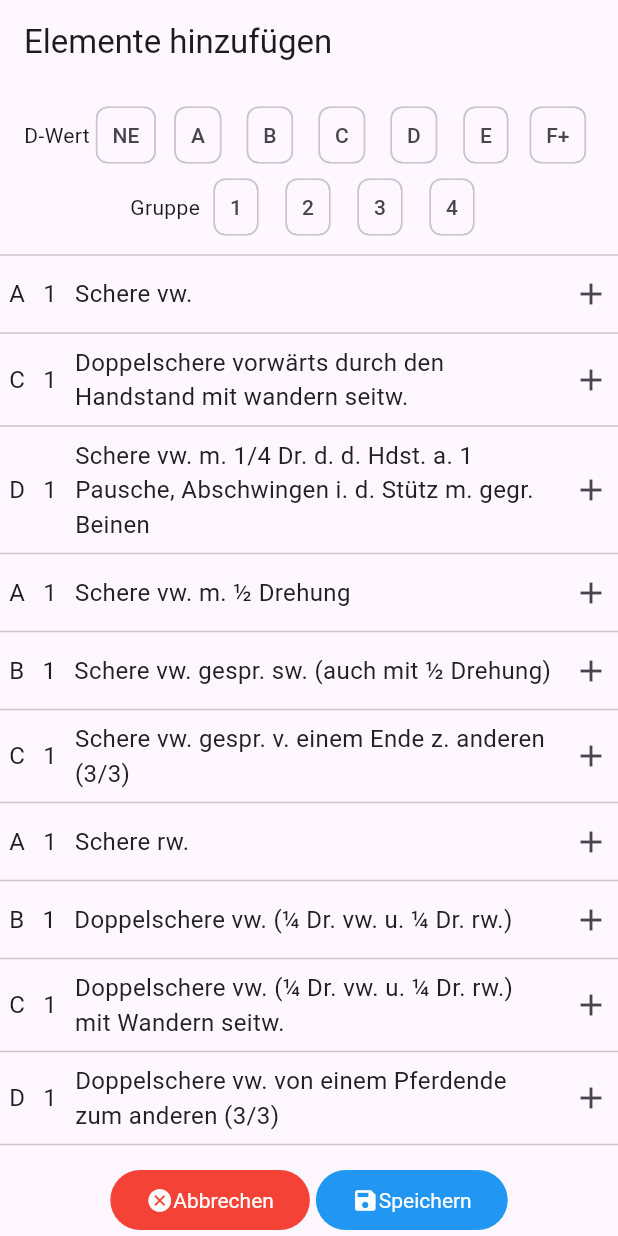
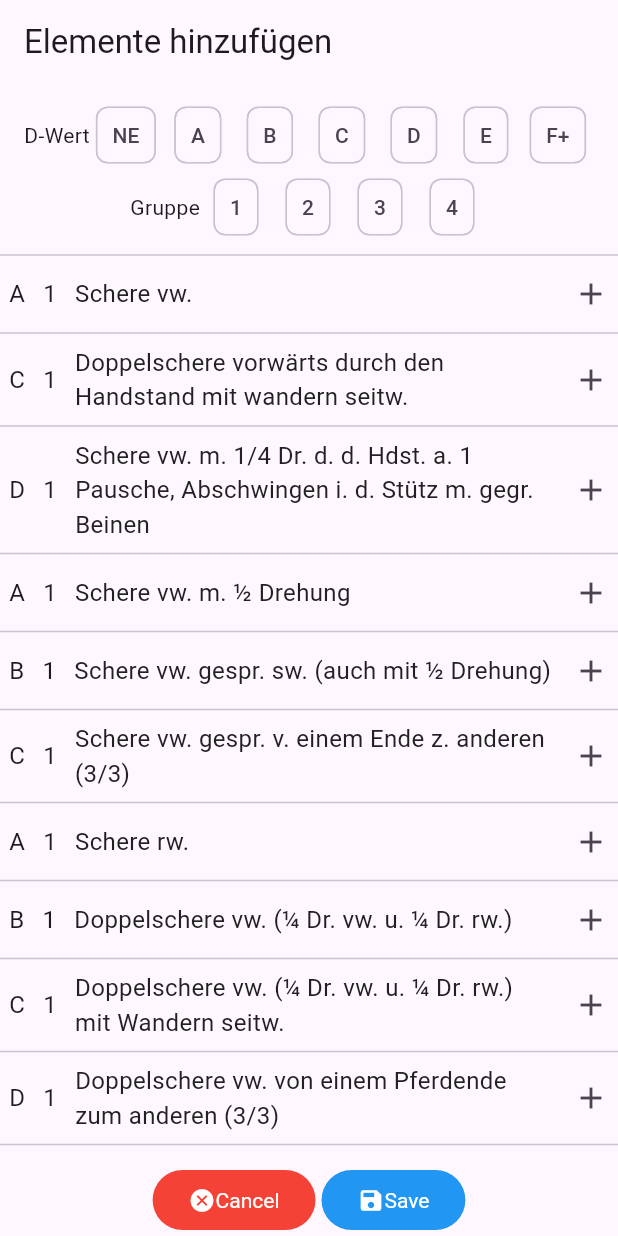
Before and after one commit to Makowe/Gym-Code, a Flutter app: the AddElements screen opened directly, on a phone screen of 412 x 824 dp. Run offline on Flutter 3.47's test engine with Material 3 defaults, Android fonts, the phone set to English and light mode, and no system bars; our stand-ins replace csv, sqflite; accounts and stored records are empty.

Commit message:
implement Multi Language for Buttons and Routine Names.

```diff
--- a/lib/dialogs/rename_routine_dialog.dart
+++ b/lib/dialogs/rename_routine_dialog.dart
@@ -1,4 +1,5 @@
 import 'package:flutter/material.dart';
+import 'package:gym_code/services/vocabulary_service.dart';
 import 'package:gym_code/widgets/button_group.dart';
 
 class RenameRoutineDialog extends StatefulWidget {
@@ -39,9 +40,9 @@ class _RenameRoutineDialogState extends State<RenameRoutineDialog> {
               ),
             ),
             const Expanded(child: SizedBox()),
-            ButtonGroup(buttons: [
-              ButtonSpec(text: "Abbrechen", color: Colors.red, icon: Icons.cancel, onPressed: discard),
-              ButtonSpec(text: "Speichern", color: Colors.blue, icon: Icons.save, onPressed: save),
+            ButtonGroup([
+              ButtonSpec(vocabulary: Vocabulary.cancel, color: Colors.red, icon: Icons.cancel, onPressed: discard),
+              ButtonSpec(vocabulary: Vocabulary.save, color: Colors.blue, icon: Icons.save, onPressed: save),
             ])
           ]
         )
--- a/lib/pages/add_elements.dart
+++ b/lib/pages/add_elements.dart
@@ -1,5 +1,6 @@
 import 'package:flutter/material.dart';
 import 'package:gym_code/classes/routine_element.dart';
+import 'package:gym_code/services/vocabulary_service.dart';
 import 'package:gym_code/widgets/button_group.dart';
 
 import '../services/element_service.dart';
@@ -107,9 +108,9 @@ class _AddElementsState extends State<AddElements> {
                     )
                 ]),
                 ElementListCompact(elements: filteredElements, add: add),
-                ButtonGroup(buttons: [
-                  ButtonSpec(text: "Abbrechen", color: Colors.red, onPressed: cancel, icon: Icons.cancel),
-                  ButtonSpec(text: "Speichern", color: Colors.blue, onPressed: save, icon: Icons.save),
+                ButtonGroup([
+                  ButtonSpec(vocabulary: Vocabulary.cancel, color: Colors.red, onPressed: cancel, icon: Icons.cancel),
+                  ButtonSpec(vocabulary: Vocabulary.save, color: Colors.blue, onPressed: save, icon: Icons.save),
                   ]
                 ),
               ]
--- a/lib/pages/global_settings.dart
+++ b/lib/pages/global_settings.dart
@@ -17,7 +17,7 @@ class _GlobalSettingsState extends State<GlobalSettings> {
 
   @override
   void initState() {
-    getVocabulary("HeadlineSettings").then((String res) {
+    getVocabulary(Vocabulary.settings).then((String res) {
       setState(() {
         settingsString = res;
       });
@@ -67,9 +67,9 @@ class _GlobalSettingsState extends State<GlobalSettings> {
               ],
               ),
               const Expanded(child: SizedBox()),
-              ButtonGroup(buttons: [
-                ButtonSpec(text: "Abbrechen", color: Colors.red, onPressed: cancel, icon: Icons.cancel),
-                ButtonSpec(text: "Speichern", color: Colors.blue, onPressed: save, icon: Icons.save),
+              ButtonGroup([
+                ButtonSpec(vocabulary: Vocabulary.cancel, color: Colors.red, onPressed: cancel, icon: Icons.cancel),
+                ButtonSpec(vocabulary: Vocabulary.save, color: Colors.blue, onPressed: save, icon: Icons.save),
               ])
             ],
           ),
@@ -77,11 +77,11 @@ class _GlobalSettingsState extends State<GlobalSettings> {
   }
 
   void cancel() {
-      Navigator.pop(context, null);
+      Navigator.pop(context, false);
   }
 
   void save() {
     if(selectedLanguage != null) { updateLanguage(selectedLanguage!); }
-    Navigator.pop(context, null);
+    Navigator.pop(context, true);
   }
 }
--- a/lib/services/vocabulary_service.dart
+++ b/lib/services/vocabulary_service.dart
@@ -16,18 +16,48 @@ const Map<String, String> vocabularyFiles = {
   "english": "assets/vocabulary_english.csv"
 };
 
+enum Vocabulary {
+  save('save'),
+  cancel('cancel'),
+  add('add'),
+  delete('delete'),
+  keep('keep'),
+  modify('modify'),
+  close('close'),
+  allRoutines('allRoutines'),
+  settings('settings'),
+  addElements('addElements'),
+  renameRoutine('renameRoutine'),
+  deleteRoutine('deleteRoutine'),
+  language('language'),
+  routine('routine'),
+  unnamedRoutine('unnamedRoutine'),
+  newRoutine('newRoutine'),
+  value('value'),
+  group('group'),
+  dValue('dValue'),
+  totalElements('totalElements'),
+  countedElements('countedElements'),
+  dScore('dScore'),
+  penalty('penalty'),
+  elementsByValue('elementsByValue');
+
+  final String name;
+
+  const Vocabulary(this.name);
+  Future<String> get() async {
+    return getVocabulary(this);
+  }
+}
+
 late Future<Database> futureDb;
 
 Future<void> initVocabularyDb() async {
-  var databasesPath = await
 
-  getDatabasesPath();
-
-  String path = join(databasesPath, databaseName);
+  String path = join(await getDatabasesPath(), databaseName);
 
   // Create the database if it doesn't exist
-  futureDb = openDatabase
-    (
+  futureDb = openDatabase(
       path, version: 1, onCreate: (db, version) async {
     db.execute('''
         CREATE TABLE $tableName (
@@ -39,6 +69,23 @@ Future<void> initVocabularyDb() async {
       ''');
 
     // Insert initial data
+    await _insertInitialData(db: db);
+  });
+  await futureDb;
+
+  // workaround for development. Reinitialize vocabulary on every app start.
+  await _deleteAllData();
+  await _insertInitialData();
+}
+
+Future<void> _deleteAllData() async {
+  Database db = await futureDb;
+  db.delete('vocabulary');
+}
+
+Future<void> _insertInitialData({Database? db}) async {
+  db ??= await futureDb;
+
   for (String language in vocabularyFiles.keys) {
     String content = await rootBundle.loadString(vocabularyFiles[language]!);
     List<List<String>> vocab = const CsvToListConverter(
@@ -55,10 +102,9 @@ Future<void> initVocabularyDb() async {
       });
     }
   }
-  });
 }
 
-Future<String> getVocabulary(String text) async {
+Future<String> getVocabulary(Vocabulary vocabulary) async {
   Database db = await futureDb;
   Language language = getLanguage();
 
@@ -66,7 +112,7 @@ Future<String> getVocabulary(String text) async {
     'vocabulary',
     columns: ['translation'],
     where: 'text = ? AND language = ?',
-    whereArgs: [text, language.name]
+    whereArgs: [vocabulary.name, language.name]
   );
 
   return res[0]['translation'].toString();
--- a/lib/widgets/button_group.dart
+++ b/lib/widgets/button_group.dart
@@ -1,19 +1,69 @@
 import 'package:flutter/material.dart';
+import 'package:gym_code/services/vocabulary_service.dart';
+
+class ButtonState {
+  ButtonState(this.spec);
+
+  final ButtonSpec spec;
+  String text = '';
+}
 
 class ButtonSpec {
-  const ButtonSpec(
-      {required this.text, required this.color, required this.icon, required this.onPressed});
+  ButtonSpec(
+      {required this.vocabulary, required this.color, required this.icon, required this.onPressed});
 
-  final String text;
+  final Vocabulary vocabulary;
   final Function onPressed;
   final Color color;
   final IconData? icon;
 }
 
-class ButtonGroup extends StatelessWidget {
-  const ButtonGroup({super.key, required this.buttons });
+class ButtonGroup extends StatefulWidget {
+  const ButtonGroup(this.buttonSpecs, {super.key, this.refreshTextOnWidgetReload = false});
 
-  final List<ButtonSpec> buttons;
+  final List<ButtonSpec> buttonSpecs;
+
+  // Usually, the Text of the ButtonGroup is loaded during initialization and not changed afterwards.
+  // If a Button is generated before changing language and still exists after changing language,
+  // the text would not be updated. This flag allows text update during lifecycle of Widget.
+  final bool refreshTextOnWidgetReload;
+
+  @override
+  State<ButtonGroup> createState() => _ButtonGroupState();
+}
+
+class _ButtonGroupState extends State<ButtonGroup> {
+  List<ButtonState> buttons = [];
+
+  @override
+  void didUpdateWidget(covariant ButtonGroup oldWidget) {
+    if(widget.refreshTextOnWidgetReload) {
+      loadButtonTexts();
+    }
+    super.didUpdateWidget(oldWidget);
+  }
+
+  @override
+  void initState() {
+    loadButtonTexts();
+    super.initState();
+  }
+
+  void loadButtonTexts() {
+    buttons = [];
+    for(ButtonSpec buttonSpec in widget.buttonSpecs) {
+      ButtonState button = ButtonState(buttonSpec);
+      buttons.add(button);
+
+      // Get button Text from vocabulary service.
+      // When Service responds, update button
+      buttonSpec.vocabulary.get().then((text) {
+        setState(() {
+          button.text = text;
+        });
+      });
+    }
+  }
 
   @override
   Widget build(BuildContext context) {
@@ -21,7 +71,7 @@ class ButtonGroup extends StatelessWidget {
       direction: Axis.horizontal,
       alignment: WrapAlignment.center,
       children: [
-        for(ButtonSpec button in buttons)
+        for(ButtonState button in buttons)
           Padding(
             padding: const EdgeInsets.symmetric(
                 horizontal: 2.0, vertical: 0.0
@@ -29,13 +79,13 @@ class ButtonGroup extends StatelessWidget {
             child: FittedBox(
               child: FilledButton(
                 style: ButtonStyle(
-                    backgroundColor: WidgetStatePropertyAll(button.color),
+                    backgroundColor: WidgetStatePropertyAll(button.spec.color),
                   textStyle: const WidgetStatePropertyAll(TextStyle(color: Colors.white)),
                 ),
-                onPressed: () => button.onPressed(),
+                onPressed: () => button.spec.onPressed(),
                 child: Row(
                   children: [
-                    if(button.icon is IconData) Icon(button.icon),
+                    if(button.spec.icon is IconData) Icon(button.spec.icon),
                     Text(button.text),
                   ],
                 ),
```
Also changed, not shown: assets/vocabulary_english.csv (+24 -22 lines), assets/vocabulary_german.csv (+24 -22 lines), lib/classes/routine.dart (+4 -3 lines), lib/dialogs/confirm_delete_routine_dialog.dart (+25 -6 lines), lib/dialogs/routine_details_dialog.dart (+38 -15 lines), lib/pages/edit_routine.dart (+19 -5 lines), lib/pages/view_all_routines.dart (+28 -8 lines), lib/pages/view_routine.dart (+20 -7 lines), lib/widgets/routine_card.dart (+31 -4 lines). Lines whose indentation alone changed are shown as unchanged.
